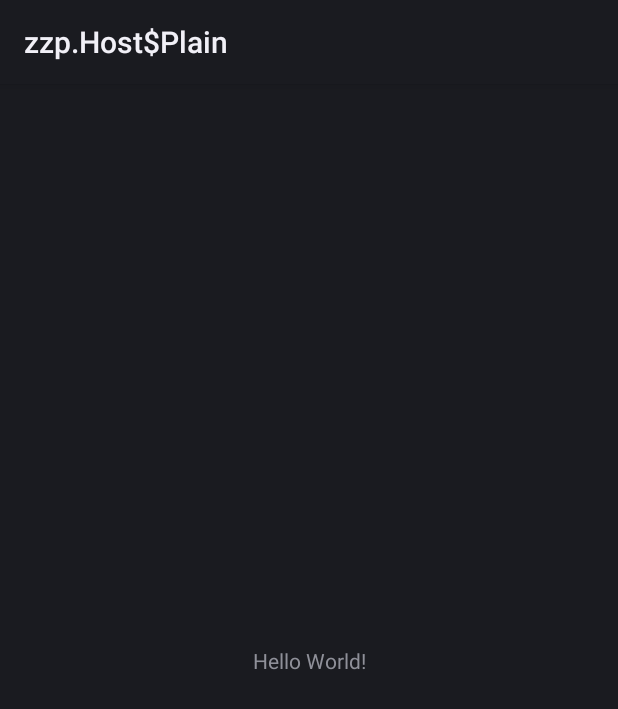
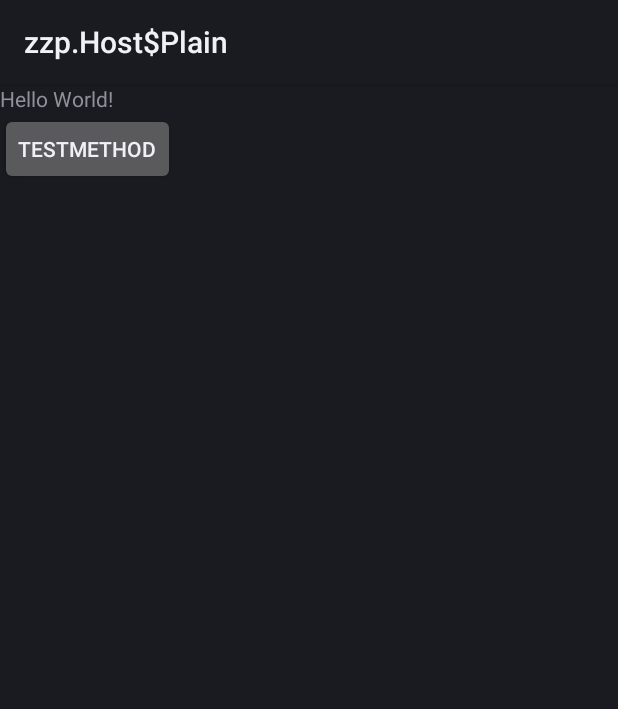
Before and after one commit to walk8243/ticket-result-android, an Android app: the layout activity_main.xml on its own in the app's theme, with its tools: preview values and no code run, on a phone screen of 412 x 824 dp. Shown: the top 709 px of the screen. Run offline under Robolectric (Android 15) with nearby library versions, the phone set to English and light mode, and no system bars.

Commit message:
HTTPリクエストを実装

```diff
--- a/main/src/main/AndroidManifest.xml
+++ b/main/src/main/AndroidManifest.xml
@@ -2,7 +2,9 @@
 <manifest xmlns:android="http://schemas.android.com/apk/res/android"
     package="com.example.nobuyasu.ticketresultandroid.main">
 
-    <application>
+    <uses-permission android:name="android.permission.INTERNET" />
+
+    <application android:networkSecurityConfig="@xml/network_security_config">
         <activity android:name=".MainActivity">
             <intent-filter>
                 <action android:name="android.intent.action.MAIN" />
--- a/main/src/main/res/layout/activity_main.xml
+++ b/main/src/main/res/layout/activity_main.xml
@@ -6,13 +6,21 @@
     android:layout_height="match_parent"
     tools:context=".MainActivity">
 
-    <TextView
-        android:layout_width="wrap_content"
-        android:layout_height="wrap_content"
-        android:text="Hello World!"
-        app:layout_constraintBottom_toBottomOf="parent"
-        app:layout_constraintLeft_toLeftOf="parent"
-        app:layout_constraintRight_toRightOf="parent"
-        app:layout_constraintTop_toTopOf="parent" />
+    <LinearLayout
+        android:layout_width="match_parent"
+        android:layout_height="match_parent"
+        android:orientation="vertical">
+
+        <TextView
+            android:layout_width="wrap_content"
+            android:layout_height="wrap_content"
+            android:text="Hello World!" />
+
+        <Button
+            android:id="@+id/testMethod"
+            android:layout_width="wrap_content"
+            android:layout_height="wrap_content"
+            android:text="testMethod" />
+    </LinearLayout>
 
 </android.support.constraint.ConstraintLayout>
```
Also changed, not shown: main/src/main/java/com/example/nobuyasu/ticketresultandroid/main/HttpRequest.java (added, +96 -0 lines), main/src/main/java/com/example/nobuyasu/ticketresultandroid/main/MainActivity.java (+16 -0 lines), main/src/main/res/xml/network_security_config.xml (added, +8 -0 lines).
